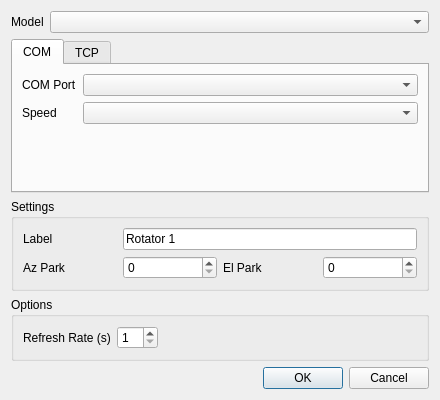
The window that dialogrotator.ui (PianetaRadio/CatRotator) describes before a commit, drawn with Qt 5.
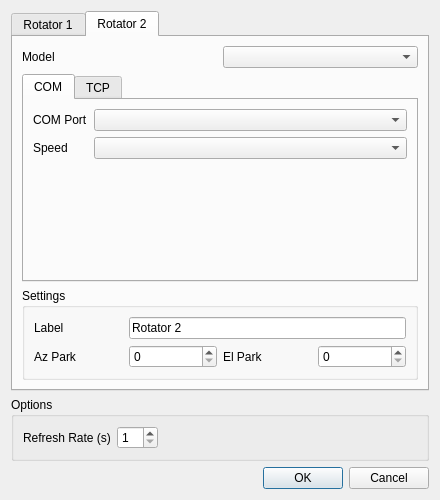
The same window after the commit. The open tabs and pages were chosen to show the change.

Commit message: Working on multi-rotators

```diff
--- a/dialogrotator.ui
+++ b/dialogrotator.ui
@@ -7,13 +7,23 @@
     <x>0</x>
     <y>0</y>
     <width>440</width>
-    <height>400</height>
+    <height>500</height>
    </rect>
   </property>
   <property name="windowTitle">
    <string>Rotator Config</string>
   </property>
-  <layout class="QGridLayout" name="gridLayout_3" columnstretch="0,1" columnminimumwidth="0,0">
+  <layout class="QGridLayout" name="gridLayout_3" columnstretch="0,0">
+   <item row="1" column="0" colspan="2">
+    <widget class="QTabWidget" name="tabWidget_dialogRotator">
+     <property name="currentIndex">
+      <number>0</number>
+     </property>
+     <widget class="QWidget" name="tab_rotator1">
+      <attribute name="title">
+       <string>Rotator 1</string>
+      </attribute>
+      <layout class="QGridLayout" name="gridLayout_4">
    <item row="0" column="0">
     <widget class="QLabel" name="label_rotModel">
      <property name="text">
@@ -24,8 +34,8 @@
    <item row="0" column="1">
     <widget class="QComboBox" name="comboBox_rotModel"/>
    </item>
-   <item row="1" column="0" colspan="2">
-    <widget class="QTabWidget" name="tabWidget">
+       <item row="2" column="0" colspan="2">
+        <widget class="QTabWidget" name="tabWidget_comms">
      <property name="currentIndex">
       <number>0</number>
      </property>
@@ -82,7 +92,7 @@
      </widget>
     </widget>
    </item>
-   <item row="2" column="0" colspan="2">
+       <item row="3" column="0" colspan="2">
     <widget class="QGroupBox" name="groupBox_settings">
      <property name="title">
       <string>Settings</string>
@@ -133,7 +143,137 @@
      </layout>
     </widget>
    </item>
+      </layout>
+     </widget>
+     <widget class="QWidget" name="tab_rotator2">
+      <attribute name="title">
+       <string>Rotator 2</string>
+      </attribute>
+      <layout class="QGridLayout" name="gridLayout_6">
+       <item row="0" column="0">
+        <widget class="QLabel" name="label_rotModel_2">
+         <property name="text">
+          <string>Model</string>
+         </property>
+        </widget>
+       </item>
+       <item row="0" column="1">
+        <widget class="QComboBox" name="comboBox_rotModel_2"/>
+       </item>
+       <item row="2" column="0" colspan="2">
+        <widget class="QTabWidget" name="tabWidget_comms_2">
+         <property name="currentIndex">
+          <number>0</number>
+         </property>
+         <widget class="QWidget" name="tab_com_2">
+          <attribute name="title">
+           <string>COM</string>
+          </attribute>
+          <layout class="QFormLayout" name="formLayout_3">
+           <item row="0" column="0">
+            <widget class="QLabel" name="label_comPort_2">
+             <property name="text">
+              <string>COM Port</string>
+             </property>
+            </widget>
+           </item>
+           <item row="0" column="1">
+            <widget class="QComboBox" name="comboBox_comPort_2"/>
+           </item>
+           <item row="1" column="0">
+            <widget class="QLabel" name="label_serialSpeed_2">
+             <property name="text">
+              <string>Speed</string>
+             </property>
+            </widget>
+           </item>
+           <item row="1" column="1">
+            <widget class="QComboBox" name="comboBox_serialSpeed_2"/>
+           </item>
+          </layout>
+         </widget>
+         <widget class="QWidget" name="tab_tcp_2">
+          <attribute name="title">
+           <string>TCP</string>
+          </attribute>
+          <layout class="QFormLayout" name="formLayout_4">
+           <item row="0" column="0">
+            <widget class="QCheckBox" name="checkBox_netRotctl_2">
+             <property name="text">
+              <string>NET Rotctl</string>
+             </property>
+            </widget>
+           </item>
+           <item row="1" column="0">
+            <widget class="QLabel" name="label_ip_2">
+             <property name="text">
+              <string>IP address</string>
+             </property>
+            </widget>
+           </item>
+           <item row="1" column="1">
+            <widget class="QLineEdit" name="lineEdit_ip_2"/>
+           </item>
+          </layout>
+         </widget>
+        </widget>
+       </item>
    <item row="3" column="0" colspan="2">
+        <widget class="QGroupBox" name="groupBox_settings_2">
+         <property name="title">
+          <string>Settings</string>
+         </property>
+         <layout class="QGridLayout" name="gridLayout_5">
+          <item row="1" column="2">
+           <widget class="QLabel" name="label_elPark_2">
+            <property name="text">
+             <string>El Park</string>
+            </property>
+           </widget>
+          </item>
+          <item row="1" column="0">
+           <widget class="QLabel" name="label_azPark_2">
+            <property name="text">
+             <string>Az Park</string>
+            </property>
+           </widget>
+          </item>
+          <item row="1" column="3">
+           <widget class="QSpinBox" name="spinBox_elPark_2">
+            <property name="maximum">
+             <number>90</number>
+            </property>
+           </widget>
+          </item>
+          <item row="1" column="1">
+           <widget class="QSpinBox" name="spinBox_azPark_2">
+            <property name="maximum">
+             <number>450</number>
+            </property>
+           </widget>
+          </item>
+          <item row="0" column="0">
+           <widget class="QLabel" name="label_name_2">
+            <property name="text">
+             <string>Label</string>
+            </property>
+           </widget>
+          </item>
+          <item row="0" column="1" colspan="3">
+           <widget class="QLineEdit" name="lineEdit_name_2">
+            <property name="text">
+             <string>Rotator 2</string>
+            </property>
+           </widget>
+          </item>
+         </layout>
+        </widget>
+       </item>
+      </layout>
+     </widget>
+    </widget>
+   </item>
+   <item row="2" column="0" colspan="2">
     <widget class="QGroupBox" name="groupBox_options">
      <property name="title">
       <string>Options</string>
@@ -172,7 +312,7 @@
      </layout>
     </widget>
    </item>
-   <item row="4" column="0" colspan="2">
+   <item row="3" column="0" colspan="2">
     <widget class="QDialogButtonBox" name="buttonBox">
      <property name="orientation">
       <enum>Qt::Horizontal</enum>
```
Left out of the diff: 4 changed lines with no effect on the pictures. Lines whose indentation alone changed are shown as unchanged. The commit also changes 7 other files.
